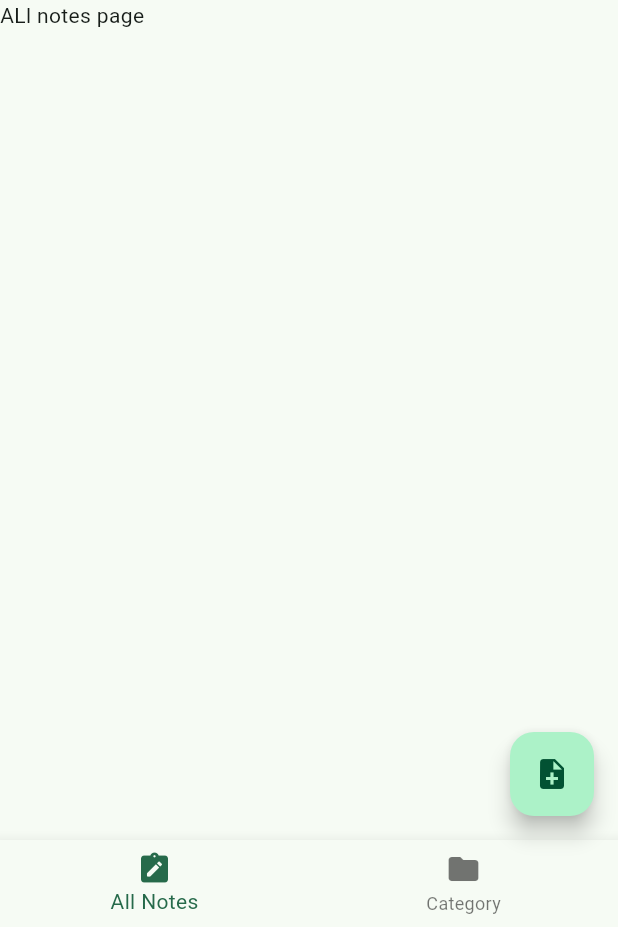
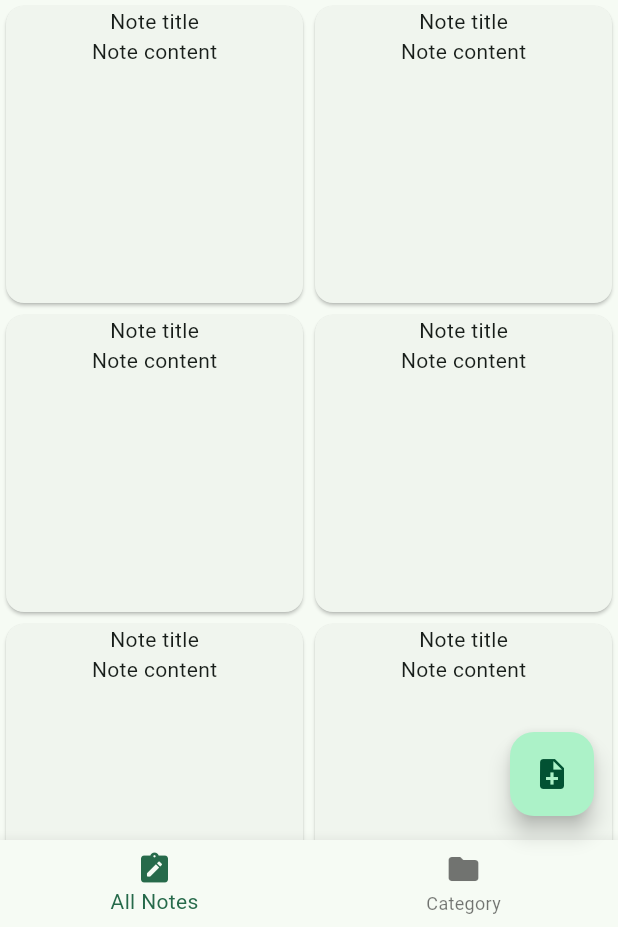
Before and after one commit to Nyi-NyiSoe/notify, a Flutter app: the screen it shows after launch, on a phone screen of 412 x 824 dp, the part 309-1236 px from its top. Run offline on Flutter 3.47's test engine with Material 3 defaults, Android fonts, the phone set to English and light mode, and no system bars; missing offline and left inert: flutter_quill.

Commit message:
modified allnotes page

```diff
--- a/lib/screens/allnotes.dart
+++ b/lib/screens/allnotes.dart
@@ -5,6 +5,21 @@ class AllNotes extends StatelessWidget {
 
   @override
   Widget build(BuildContext context) {
-    return SafeArea(child: Scaffold(body: Container(child: Text('ALl notes page'),),));
+    return SafeArea(
+        child: Scaffold(
+            body: Container(
+                child: GridView.builder(
+                    gridDelegate: SliverGridDelegateWithFixedCrossAxisCount(
+                        crossAxisCount: 2),
+                    itemBuilder: (context,index){
+                      return Card(
+                        child: Column(
+                          children: [
+                            Text('Note title'),
+                            Text('Note content')
+                          ],
+                        ),
+                      );
+                    }))));
   }
 }
```
